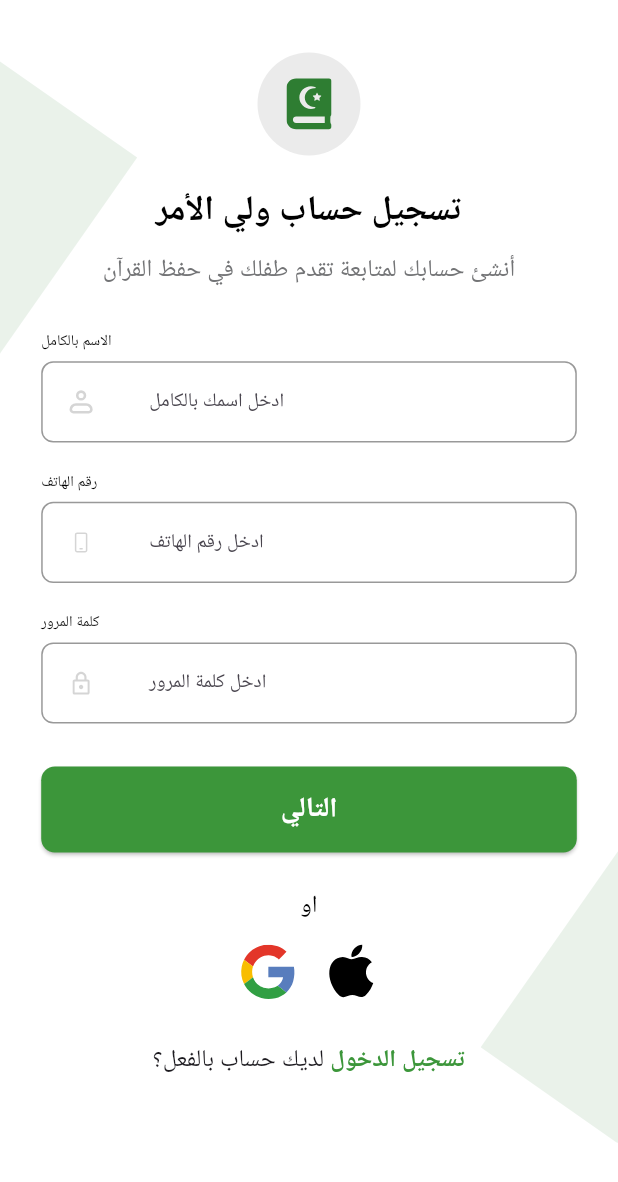
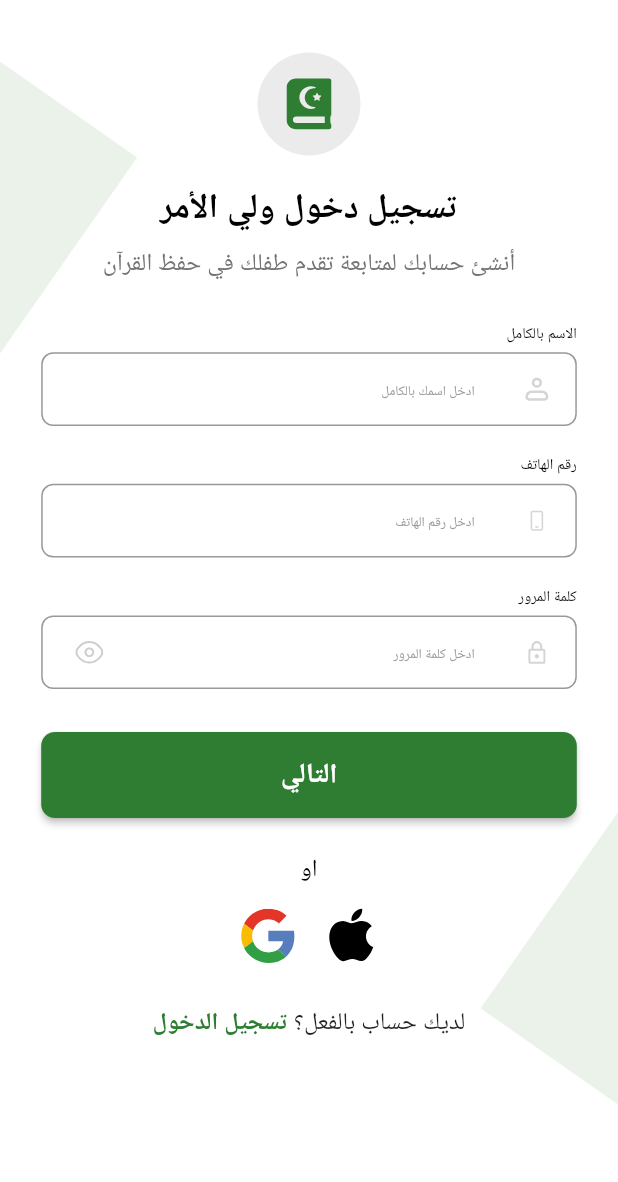
Before and after one commit to mossama2003/mindmaps_app, a Flutter app: the screen it shows after launch, on a phone screen of 412 x 824 dp. Shown: the top 1182 px of the screen. Run offline on Flutter 3.47's test engine with Material 3 defaults, Android fonts, the phone set to English and light mode, and no system bars; our stand-ins replace bloc, dio, easy_localization, equatable, flutter_bloc, flutter_screenutil and 6 more; missing offline and left inert: flutter_intl_phone_field; accounts and stored records are empty; Roboto replaces fonts that are missing (Tajawal).

Commit message:
finished sign up screen 1

```diff
--- a/assets/translations/ar-EG.json
+++ b/assets/translations/ar-EG.json
@@ -94,5 +94,14 @@
     "or": "او",
     "dont_have_account": "ليس لديك حساب؟",
     "create_account": "أنشئ حساب جديد"
+  },
+  "sign_up": {
+    "parent_sign_up": "تسجيل دخول ولي الأمر",
+    "subtitle_parent_sign_up": "أنشئ حسابك لمتابعة تقدم طفلك في حفظ القرآن ",
+    "already_have_account": "لديك حساب بالفعل؟ ",
+    "full_name": "الاسم بالكامل",
+    "enter_name": "ادخل اسمك بالكامل",
+    "login": "تسجيل الدخول",
+    "next": "التالي"
   }
 }
--- a/lib/features/parent_sign_up/presentation/pages/parent_sign_up_screen.dart
+++ b/lib/features/parent_sign_up/presentation/pages/parent_sign_up_screen.dart
@@ -1,3 +1,4 @@
+import 'package:easy_localization/easy_localization.dart';
 import 'package:flutter/material.dart';
 import 'package:flutter_screenutil/flutter_screenutil.dart';
 import 'package:flutter_svg/flutter_svg.dart';
@@ -12,7 +13,7 @@ class ParentSignUpScreen extends StatelessWidget {
   Widget build(BuildContext context) {
     return SafeArea(
       child: Scaffold(
-        backgroundColor: Colors.white,
+        backgroundColor: AppColors.white,
         body: Stack(
           children: [
             Positioned(
@@ -63,7 +64,7 @@ class ParentSignUpScreen extends StatelessWidget {
 
                   /// Title
                   Text(
-                    'تسجيل حساب ولي الأمر',
+                    'sign_up.parent_sign_up'.tr(),
                     style: TextStyle(
                       fontSize: 20.sp,
                       fontWeight: FontWeight.bold,
@@ -74,7 +75,7 @@ class ParentSignUpScreen extends StatelessWidget {
 
                   /// Subtitle
                   Text(
-                    'أنشئ حسابك لمتابعة تقدم طفلك في حفظ القرآن',
+                    'sign_up.subtitle_parent_sign_up'.tr(),
                     textAlign: TextAlign.center,
                     style: TextStyle(
                       fontSize: 14.sp,
@@ -85,31 +86,38 @@ class ParentSignUpScreen extends StatelessWidget {
 
                   /// Name Field
                   CustomFieldText(
-                    title: "الاسم بالكامل",
+                    title: "sign_up.full_name".tr(),
                     controller: TextEditingController(),
-                    hintText: 'ادخل اسمك بالكامل',
-                    labelText: 'الاسم بالكامل',
+                    hintText: "sign_up.enter_name".tr(),
                     iconStart: AppAssetsIcons.personIcon,
                   ),
                   SizedBox(height: 16.h),
 
                   /// Phone Field
                   CustomFieldText(
-                    title: "رقم الهاتف",
+                    title: 'sign_in.phone_number'.tr(),
+                    hintText: 'sign_in.enter_phone_number'.tr(),
                     controller: TextEditingController(),
-                    hintText: 'ادخل رقم الهاتف',
-                    labelText: 'رقم الهاتف',
-                    iconStart: AppAssetsIcons.phoneIcon,
+                    iconStart: AppAssetsIcons.phone,
+                    keyboardType: TextInputType.phone,
                   ),
                   SizedBox(height: 16.h),
 
                   /// Password Field
                   CustomFieldText(
-                    title: "كلمة المرور",
+                    title: 'sign_in.password'.tr(),
+                    hintText: 'sign_in.enter_password'.tr(),
                     controller: TextEditingController(),
-                    hintText: 'ادخل كلمة المرور',
-                    labelText: 'كلمة المرور',
-                    iconStart: AppAssetsIcons.lockIcon,
+                    iconStart: AppAssetsIcons.password,
+                    iconEnd: AppAssetsIcons.openEye,
+                    // iconEnd: _obscurePassword ? 'ic_eye_hide' : 'ic_eye',
+                    // obscureText: _obscurePassword,
+                    // iconEndTap: () {
+                    //   setState(() {
+                    //     _obscurePassword = !_obscurePassword;
+                    //   });
+                    // },
+                    // divider: true,
                   ),
                   SizedBox(height: 24.h),
 
@@ -120,13 +128,13 @@ class ParentSignUpScreen extends StatelessWidget {
                     child: ElevatedButton(
                       onPressed: () {},
                       style: ElevatedButton.styleFrom(
-                        backgroundColor: const Color(0xFF3C963A),
+                        backgroundColor: AppColors.primary,
                         shape: RoundedRectangleBorder(
                           borderRadius: BorderRadius.circular(8.r),
                         ),
                       ),
                       child: Text(
-                        'التالي',
+                        'sign_up.next'.tr(),
                         style: TextStyle(
                           fontSize: 16.sp,
                           fontWeight: FontWeight.bold,
@@ -139,8 +147,8 @@ class ParentSignUpScreen extends StatelessWidget {
 
                   /// OR
                   Text(
-                    'او',
-                    style: TextStyle(fontSize: 14.sp, color: Colors.black),
+                    'sign_in.or'.tr(),
+                    style: TextStyle(fontSize: 14.sp, color: AppColors.black),
                   ),
                   SizedBox(height: 12.h),
 
@@ -148,9 +156,9 @@ class ParentSignUpScreen extends StatelessWidget {
                   Row(
                     mainAxisAlignment: MainAxisAlignment.center,
                     children: [
+                      SvgPicture.asset(AppAssetsSvg.apple, width: 32.w),
+                      SizedBox(width: 16.w),
                       SvgPicture.asset(AppAssetsSvg.google, width: 32.w),
-                      SizedBox(width: 16.w),
-                      SvgPicture.asset(AppAssetsSvg.apple, width: 32.w),
                     ],
                   ),
                   SizedBox(height: 24.h),
@@ -160,7 +168,7 @@ class ParentSignUpScreen extends StatelessWidget {
                     mainAxisAlignment: MainAxisAlignment.center,
                     children: [
                       Text(
-                        'لديك حساب بالفعل؟ ',
+                        "sign_up.already_have_account".tr(),
                         style: TextStyle(fontSize: 14.sp),
                       ),
                       GestureDetector(
@@ -168,11 +176,11 @@ class ParentSignUpScreen extends StatelessWidget {
                           // Navigate to login
                         },
                         child: Text(
-                          'تسجيل الدخول',
+                          "sign_up.login".tr(),
                           style: TextStyle(
                             fontSize: 14.sp,
                             fontWeight: FontWeight.bold,
-                            color: const Color(0xFF3C963A),
+                            color: AppColors.primary,
                           ),
                         ),
                       ),
--- a/lib/main.dart
+++ b/lib/main.dart
@@ -1,15 +1,15 @@
 import 'package:easy_localization/easy_localization.dart';
 import 'package:flutter/material.dart';
 import 'package:flutter_screenutil/flutter_screenutil.dart';
+import 'package:mindmaps_app/core/helper/app_navigator.dart';
+import 'package:mindmaps_app/core/style/app_theme.dart';
+import 'package:mindmaps_app/features/intro/presentation/screens/intro_screen.dart';
 import 'package:mindmaps_app/features/parent_sign_up/presentation/pages/parent_sign_up_screen.dart';
 import 'package:flutter/services.dart';
 import 'package:flutter_bloc/flutter_bloc.dart';
 import 'core/helper/app_locals.dart';
-import 'core/helper/app_navigator.dart';
 import 'core/network/local/cache/cache_helper.dart';
 import 'core/network/remote/apis/dio_helper.dart';
-import 'core/style/app_theme.dart';
-import 'features/intro/presentation/screens/intro_screen.dart';
 
 void main() async {
   WidgetsFlutterBinding.ensureInitialized();
@@ -54,13 +54,22 @@ class MyApp extends StatelessWidget {
       splitScreenMode: true,
 
       builder: (_, child) {
+        // return MultiBlocProvider(
+        //   providers: [
+        //     BlocProvider(create: (_) => UserCubit()),
+        // BlocProvider(create: (context) => ThemeCubit()..getSettings()),
+        // ],
+        // child:
         return MaterialApp(
           title: 'Mind Maps Quran',
-          theme: ThemeData(
-            colorScheme: ColorScheme.fromSeed(seedColor: Colors.deepPurple),
-          ),
+          home: const ParentSignUpScreen(),
+          theme: AppTheme.light,
+          locale: context.locale,
+          darkTheme: AppTheme.dark,
+          navigatorKey: AppNavigator.key,
           debugShowCheckedModeBanner: false,
-          home: ParentSignUpScreen(),
+          supportedLocales: context.supportedLocales,
+          localizationsDelegates: context.localizationDelegates,
         );
       },
     );
--- a/pubspec.yaml
+++ b/pubspec.yaml
@@ -10,7 +10,6 @@ environment:
 dependencies:
   animated_custom_dropdown: ^3.1.1
   cupertino_icons: ^1.0.8
-  dio: ^5.8.0+1
   dynamic_height_grid_view: ^0.0.4
   easy_localization: ^3.0.7+1
   equatable: ^2.0.7
@@ -20,10 +19,8 @@ dependencies:
   flutter_bloc: ^9.1.0
   flutter_html: ^3.0.0-beta.2
   flutter_intl_phone_field: ^0.0.7
-  flutter_screenutil: ^5.9.3
   flutter_svg: ^2.0.17
   flutter_widget_from_html: ^0.16.0
-  skeletonizer: ^1.4.3
   flutter_screenutil: ^5.9.3
 
   # Networking
```
Also changed, not shown: pubspec.lock.
